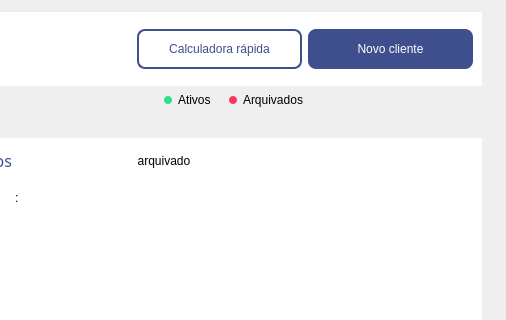
This is Design/UI/newListaClientes.ui in newprev/PrevCliente as Qt 5 draws it before an edit; both pictures show x 748 to 1254 and y 0 to 320 of the 1254 by 480 pixel window. The edited form follows.
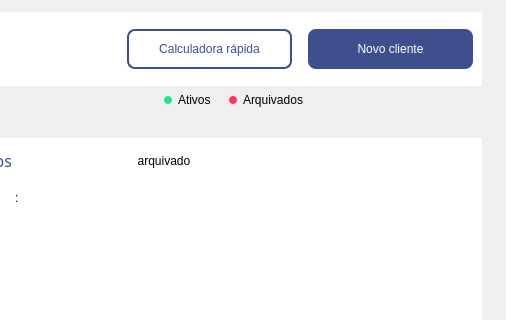
This is the edited form. Icons and pictures are not drawn.

Commit message: Alguns ajustes nos layouts

What changed in the file:
```diff
--- a/Design/UI/newListaClientes.ui
+++ b/Design/UI/newListaClientes.ui
@@ -406,6 +406,30 @@
           </spacer>
          </item>
          <item>
+          <widget class="QFrame" name="frame_5">
+           <property name="frameShape">
+            <enum>QFrame::NoFrame</enum>
+           </property>
+           <property name="frameShadow">
+            <enum>QFrame::Raised</enum>
+           </property>
+           <layout class="QHBoxLayout" name="horizontalLayout_10">
+            <property name="spacing">
+             <number>16</number>
+            </property>
+            <property name="leftMargin">
+             <number>0</number>
+            </property>
+            <property name="topMargin">
+             <number>0</number>
+            </property>
+            <property name="rightMargin">
+             <number>0</number>
+            </property>
+            <property name="bottomMargin">
+             <number>0</number>
+            </property>
+            <item>
           <widget class="QPushButton" name="pbCalculadora">
            <property name="minimumSize">
             <size>
@@ -429,6 +453,9 @@
            <property name="text">
             <string>Novo cliente</string>
            </property>
+             </widget>
+            </item>
+           </layout>
           </widget>
          </item>
         </layout>
```
Lines whose indentation alone changed are shown as unchanged. The commit also changes 14 other files.
